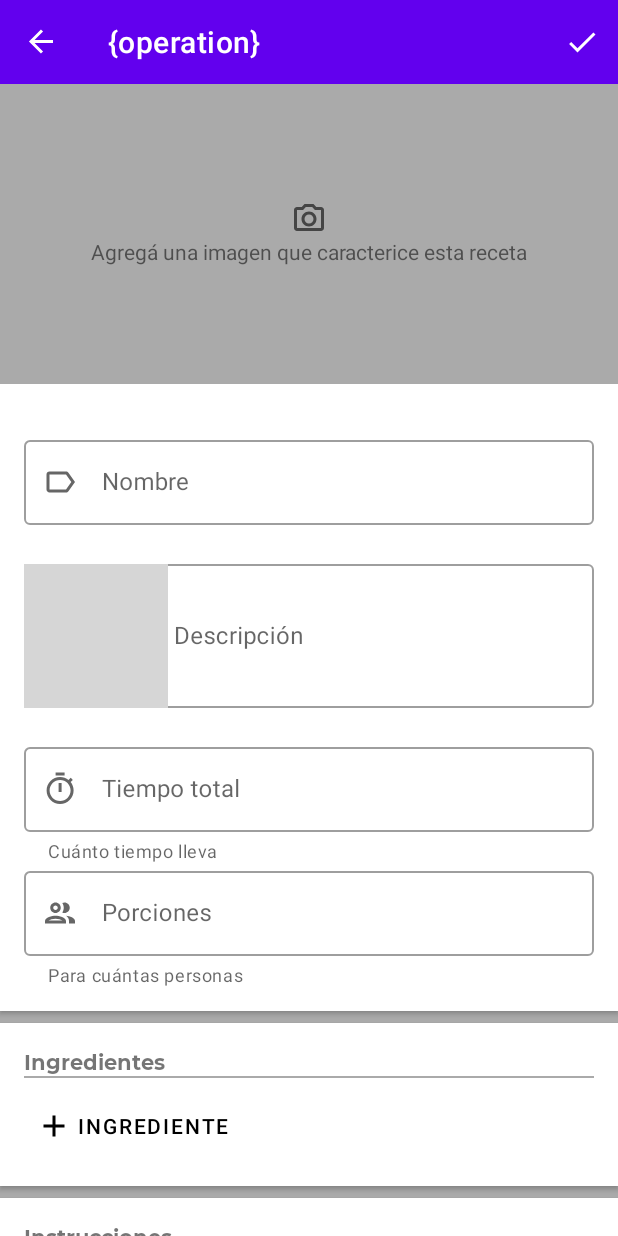
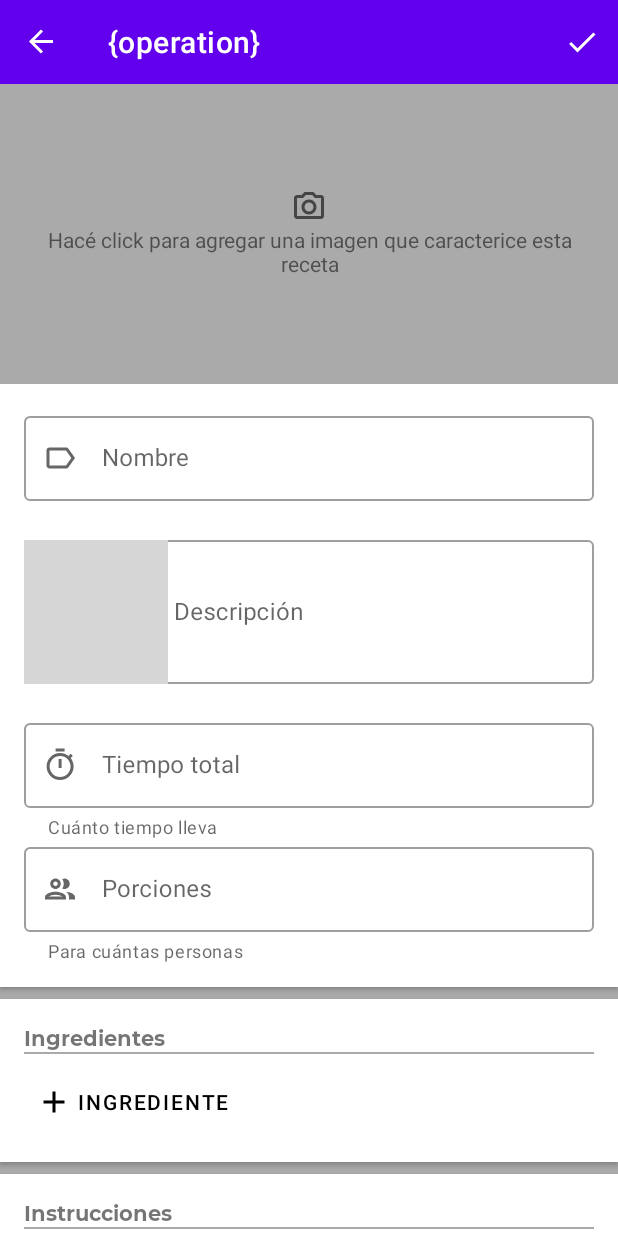
Before and after one commit to EkoTunde/MisRecetas, an Android app: the screen it shows after launch once a user with an empty profile is signed in (MainActivity), after a tap on an icon or button, on a phone screen of 412 x 824 dp. Run offline under Robolectric (Android 15) with nearby library versions, the phone set to English and light mode, and no system bars; our stand-ins replace Firebase (no records; nobody signed in at launch, a user with empty details on screens opened directly), navigation-ui; libraries missing offline, so code that uses them is left out: com.firebase.ui; grey boxes are pictures that could not be loaded.

```diff
--- a/app/src/main/res/layout/fragment_add_edit_recipe.xml
+++ b/app/src/main/res/layout/fragment_add_edit_recipe.xml
@@ -6,19 +6,32 @@
     android:layout_height="match_parent"
     tools:context=".presentation.main.ui.addedit.AddEditRecipeFragment">
 
-    <include
+    <!--<include
         android:id="@+id/toolbar"
         layout="@layout/toolbar_add_edit"
         app:layout_constraintEnd_toEndOf="parent"
         app:layout_constraintStart_toStartOf="parent"
-        app:layout_constraintTop_toTopOf="parent" />
+        app:layout_constraintTop_toTopOf="parent" />-->
+
+    <androidx.appcompat.widget.Toolbar
+        android:id="@+id/toolbar_add_edit"
+        android:layout_width="match_parent"
+        android:layout_height="?attr/actionBarSize"
+        android:background="@color/colorPrimary"
+        android:theme="@style/ThemeOverlay.AppCompat.Dark.ActionBar"
+        app:layout_constraintEnd_toEndOf="parent"
+        app:layout_constraintStart_toStartOf="parent"
+        app:layout_constraintTop_toTopOf="parent"
+        app:menu="@menu/menu_add_edit"
+        app:navigationIcon="@drawable/ic_outline_clear_24"
+        app:popupTheme="@style/ThemeOverlay.AppCompat.Light" />
 
     <androidx.core.widget.NestedScrollView
         android:id="@+id/scrollView2"
         android:layout_width="match_parent"
         android:layout_height="0dp"
         app:layout_constraintBottom_toBottomOf="parent"
-        app:layout_constraintTop_toBottomOf="@+id/toolbar">
+        app:layout_constraintTop_toBottomOf="@+id/toolbar_add_edit">
 
         <LinearLayout
             android:layout_width="match_parent"
@@ -35,34 +48,57 @@
                 android:orientation="vertical">
 
                 <!-- PICTURE -->
-                <LinearLayout
+                <FrameLayout
                     android:layout_width="match_parent"
-                    android:layout_height="200dp"
+                    android:layout_height="wrap_content"
                     android:background="@android:color/darker_gray"
                     android:gravity="center"
+                    android:minHeight="200dp"
                     android:orientation="vertical">
+
+                    <FrameLayout
+                        android:id="@+id/image_layout"
+                        android:layout_width="match_parent"
+                        android:layout_height="wrap_content"
+                        android:layout_gravity="top"
+                        android:visibility="gone">
+
+                        <ImageView
+                            android:id="@+id/recipe_image"
+                            android:layout_width="match_parent"
+                            android:layout_height="wrap_content"
+                            android:contentDescription="@string/app_name"
+                            android:maxHeight="500dp" />
+
+                        <ImageButton
+                            android:id="@+id/button_edit_image"
+                            android:layout_width="wrap_content"
+                            android:layout_height="wrap_content"
+                            android:layout_gravity="end|bottom"
+                            android:layout_margin="16dp"
+                            android:background="@android:color/transparent"
+                            android:contentDescription="@string/edit_recipe_image"
+                            android:tint="@color/colorDarkerGrey"
+                            app:srcCompat="@drawable/ic_outline_edit_24" />
+
+                    </FrameLayout>
 
                     <TextView
                         android:id="@+id/recipe_placeholder_image"
                         android:layout_width="match_parent"
                         android:layout_height="wrap_content"
-                        android:contentDescription="@string/app_name"
+                        android:layout_gravity="center"
+                        android:background="@android:color/transparent"
+                        android:contentDescription="@string/click_here_to_add_image"
                         android:drawableTop="@drawable/ic_outline_camera_alt_24"
+                        android:lines="2"
+                        android:padding="16dp"
                         android:text="@string/add_recipe_photo_image"
                         android:textAlignment="center"
                         android:tint="@color/colorDarkerGrey"
                         app:drawableTint="#454545" />
 
-                    <ImageView
-                        android:id="@+id/recipe_image"
-                        android:layout_width="match_parent"
-                        android:layout_height="match_parent"
-                        android:contentDescription="@string/app_name"
-                        android:tint="@color/colorAccent"
-                        android:visibility="gone"
-                        app:srcCompat="@drawable/ic_outline_camera_alt_24" />
-
-                </LinearLayout>
+                </FrameLayout>
 
                 <!-- BASIC INFO -->
                 <LinearLayout
@@ -75,7 +111,6 @@
                         style="@style/Widget.MaterialComponents.TextInputLayout.OutlinedBox"
                         android:layout_width="match_parent"
                         android:layout_height="wrap_content"
-                        android:layout_marginTop="16dp"
                         android:hint="@string/name"
                         app:endIconDrawable="@drawable/ic_outline_cancel_24"
                         app:endIconMode="clear_text"
--- a/app/src/main/res/values/strings.xml
+++ b/app/src/main/res/values/strings.xml
@@ -54,7 +54,7 @@
     <string name="add_recipe">Nueva receta</string>
     <string name="edit_recipe">Editar receta</string>
     <string name="ingredient_suggestion">250 ml de agua</string>
-    <string name="add_recipe_photo_image">Agregá una imagen que caracterice esta receta</string>
+    <string name="add_recipe_photo_image">Hacé click para agregar una imagen que caracterice esta receta</string>
     <string name="add_ingredient">Ingrediente</string>
     <string name="add_instruction">Paso</string>
     <string name="instruction_suggestion">Agregar el agua progresivamente, y mezclar hasta obtener una masa lisa y suave</string>
@@ -65,4 +65,6 @@
     <string name="delete_ingredient">Eliminar ingrediente</string>
     <string name="drag_ingredient">Arrastrar ingrediente</string>
     <string name="drag_instruction">Arrastrar paso</string>
+    <string name="edit_recipe_image">Editar la imagen de la receta</string>
+    <string name="click_here_to_add_image">Clickeá para agregar una imagen</string>
 </resources>
```
Also changed, not shown: app/src/main/java/com/ekosoftware/misrecetas/presentation/main/ui/addedit/AddEditRecipeFragment.kt (+27 -17 lines).
